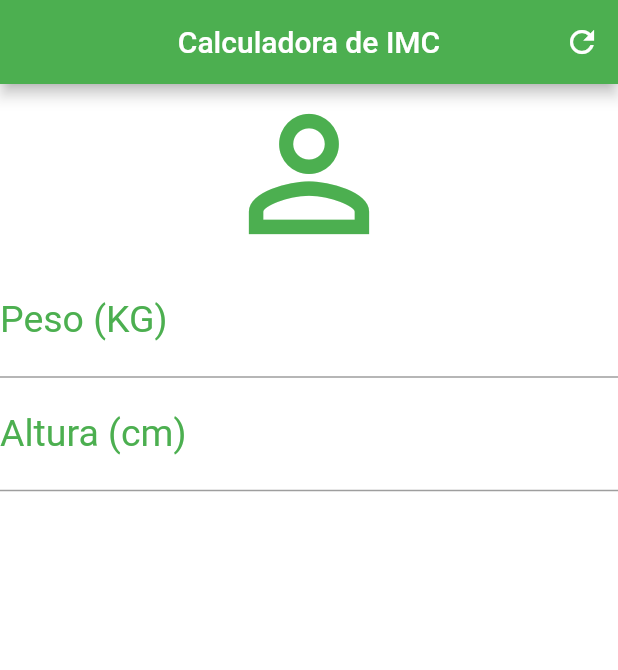
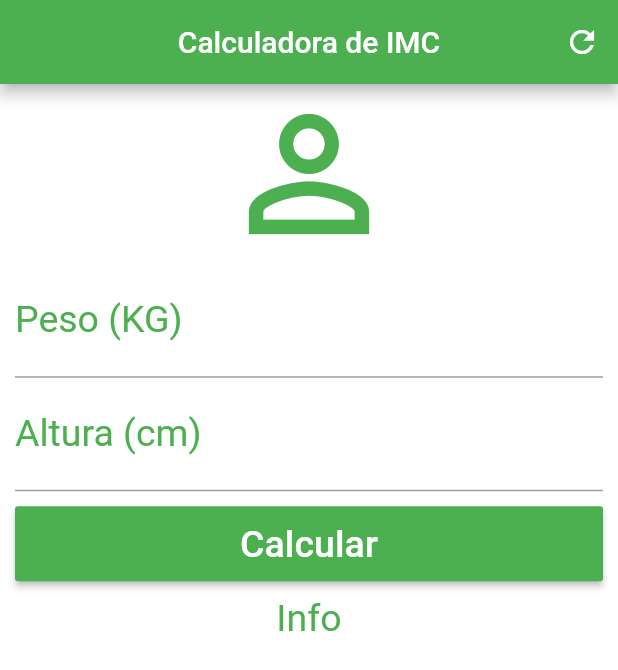
Before and after one commit to lsnogueira/calculadora_imc, a Flutter app: the screen it shows after launch, on a phone screen of 412 x 824 dp. Shown: the top 670 px of the screen. Run offline on Flutter 3.47's test engine with Material 2 defaults, Android fonts, the phone set to English and light mode, and no system bars.

Commit message:
feat: add form fields #00001 add fields top calc imc
add this fields: "peso", "altura", button "calcular" and text "info"

us #00001

```diff
--- a/lib/main.dart
+++ b/lib/main.dart
@@ -27,7 +27,9 @@ class _HomeState extends State<Home> {
           ],
         ),
         backgroundColor: Colors.white,
-      body: Column(
+        body: SingleChildScrollView(
+          padding: EdgeInsets.fromLTRB(10, 0, 10, 0),
+          child: Column(
             crossAxisAlignment: CrossAxisAlignment.stretch,
             children: <Widget>[
               Icon(Icons.person_outline, size: 120, color: Colors.green),
@@ -46,9 +48,27 @@ class _HomeState extends State<Home> {
                     labelStyle: TextStyle(color: Colors.green, fontSize: 25)),
                 textAlign: TextAlign.center,
                 style: TextStyle(color: Colors.green, fontSize: 25),
-          )
+              ),
+              Padding(
+                  padding: EdgeInsets.only(top: 10, bottom: 10),
+                  child: Container(
+                    height: 50,
+                    child: RaisedButton(
+                      color: Colors.green,
+                      onPressed: () {},
+                      child: Text(
+                        "Calcular",
+                        style: TextStyle(color: Colors.white, fontSize: 25),
+                      ),
+                    ),
+                  )),
+              Text(
+                "Info",
+                textAlign: TextAlign.center,
+                style: TextStyle(color: Colors.green, fontSize: 25),
+              ),
             ],
           ),
-    );
+        ));
   }
 }
```
Lines whose indentation alone changed are shown as unchanged.
